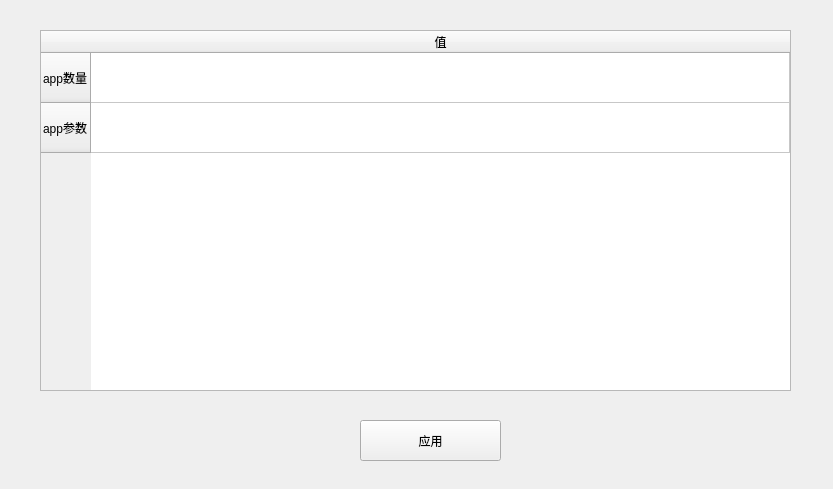
This is UI/Network/Host/edit_host_netargs_tcp.ui in tocods/jobSimQt as Qt 5 draws it before an edit. The edited form follows.
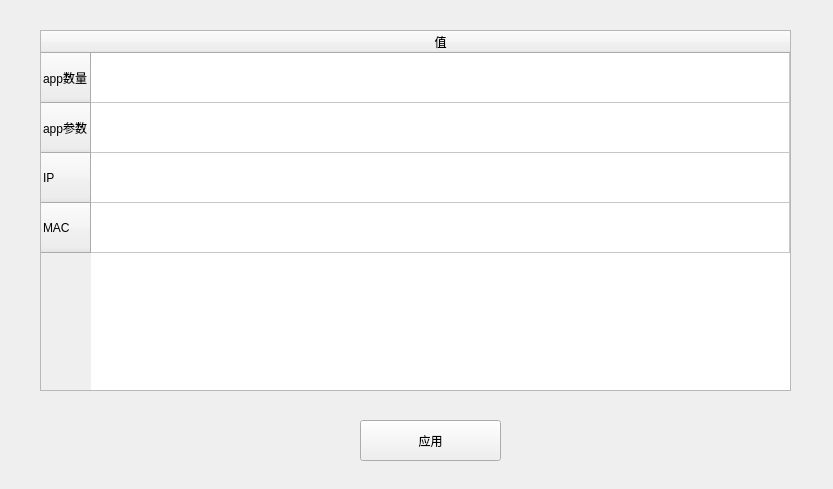
This is the edited form.

```diff
--- a/UI/Network/Host/edit_host_netargs_tcp.ui
+++ b/UI/Network/Host/edit_host_netargs_tcp.ui
@@ -75,6 +75,16 @@
      <string>app参数</string>
     </property>
    </row>
+   <row>
+    <property name="text">
+     <string>IP</string>
+    </property>
+   </row>
+   <row>
+    <property name="text">
+     <string>MAC</string>
+    </property>
+   </row>
    <column>
     <property name="text">
      <string>值</string>
```
